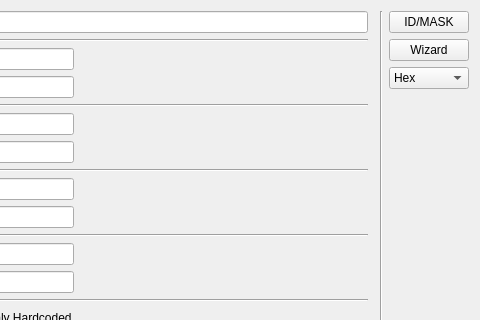
Above: src/cdlglevel1filter.ui from grodansparadis/vscp-works-qt before the change; both pictures show x 150 to 630 and y 0 to 320 of the 630 by 474 pixel window. Below: the same form after it.
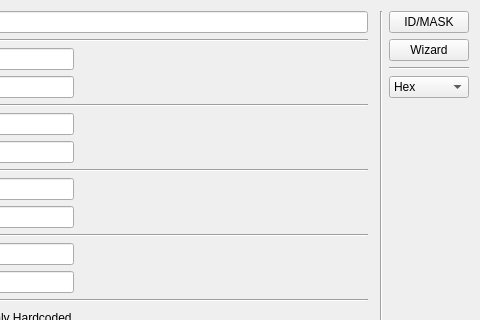
That is the form after the change.

Commit message: Filter dialog data transfer fixed

The edit to the form file:
```diff
--- a/src/cdlglevel1filter.ui
+++ b/src/cdlglevel1filter.ui
@@ -39,6 +39,13 @@
        </property>
       </widget>
      </item>
+     <item>
+      <widget class="Line" name="line_7">
+       <property name="orientation">
+        <enum>Qt::Horizontal</enum>
+       </property>
+      </widget>
+     </item>
      <item>
       <widget class="QComboBox" name="comboNumberBase">
        <property name="enabled">
```
The commit also changes 14 other files.
